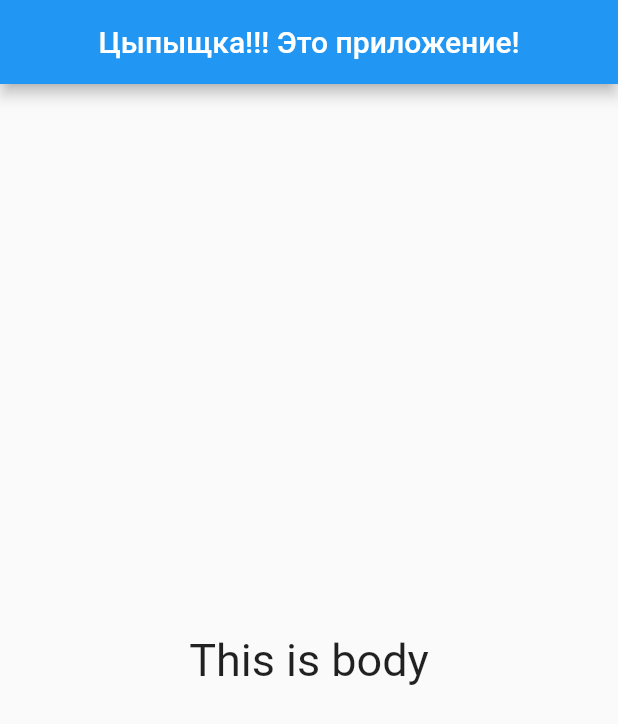
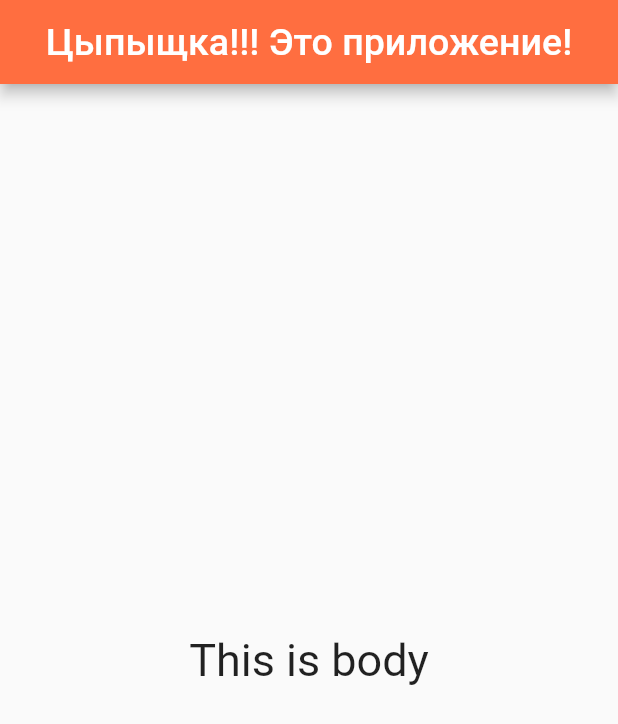
Before and after one commit to MixMax52/Flutter_app, a Flutter app: the screen it shows after launch, on a phone screen of 412 x 824 dp. Shown: the top 724 px of the screen. Run offline on Flutter 3.47's test engine with Material 2 defaults, Android fonts, the phone set to English and light mode, and no system bars.

Commit message:
edit title color and font

```diff
--- a/first_app/lib/main.dart
+++ b/first_app/lib/main.dart
@@ -3,16 +3,21 @@ import 'package:flutter/material.dart';
 void main() => runApp(FirstApp());
 
 class FirstApp extends StatelessWidget {
+  const FirstApp({Key? key}) : super(key: key);
+
   @override
   Widget build(BuildContext context) {
     return MaterialApp(
-      theme: ThemeData(primaryColor: Colors.deepOrangeAccent),
       home: Scaffold(
         appBar: AppBar(
-          title: Text('Цыпыщка!!! Это приложение!'),
+          title: const Text('Цыпыщка!!! Это приложение!', style: TextStyle(
+            fontSize: 25,
+            fontFamily: 'Roboto'
+          ),),
           centerTitle: true,
+          backgroundColor: Colors.deepOrangeAccent,
         ),
-      body: Center(
+      body: const Center(
         child: Text('This is body', style: TextStyle(
           fontSize: 30,
           fontFamily: 'Roboto',
```
